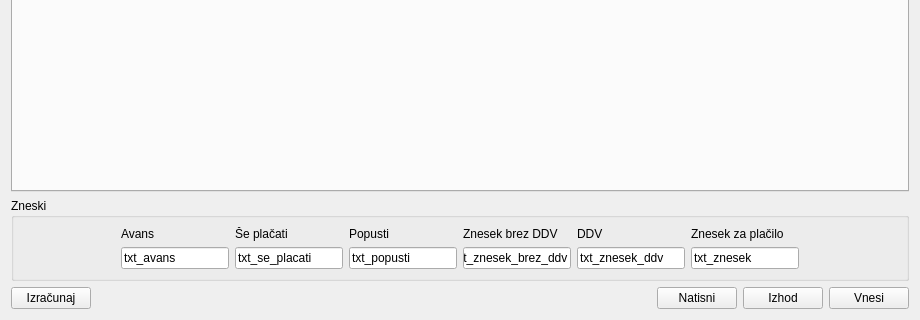
Above: racun.ui from bubi-luka/BubiRacun before the change; both pictures show x 0 to 920 and y 412 to 732 of the 920 by 732 pixel window. Below: the same form after it.
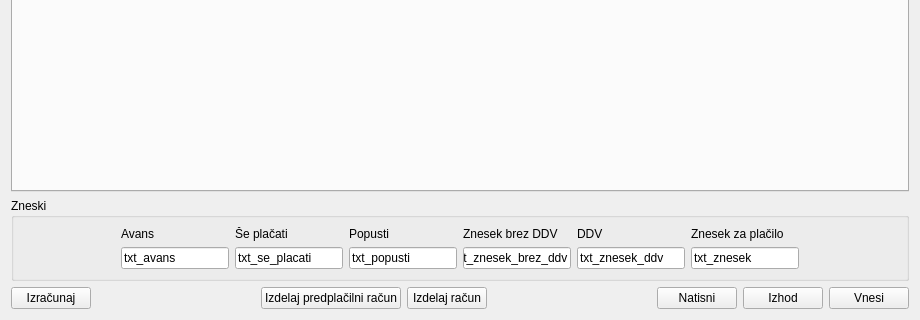
That is the form after the change.

Patch:
```diff
--- a/racun.ui
+++ b/racun.ui
@@ -934,6 +934,33 @@
        </property>
       </spacer>
      </item>
+     <item>
+      <widget class="QPushButton" name="btn_predplacilni_racun">
+       <property name="text">
+        <string>Izdelaj predplačilni račun</string>
+       </property>
+      </widget>
+     </item>
+     <item>
+      <widget class="QPushButton" name="btn_racun">
+       <property name="text">
+        <string>Izdelaj račun</string>
+       </property>
+      </widget>
+     </item>
+     <item>
+      <spacer name="horizontalSpacer_12">
+       <property name="orientation">
+        <enum>Qt::Horizontal</enum>
+       </property>
+       <property name="sizeHint" stdset="0">
+        <size>
+         <width>40</width>
+         <height>20</height>
+        </size>
+       </property>
+      </spacer>
+     </item>
      <item>
       <widget class="QPushButton" name="btn_izpisi">
        <property name="focusPolicy">
```
